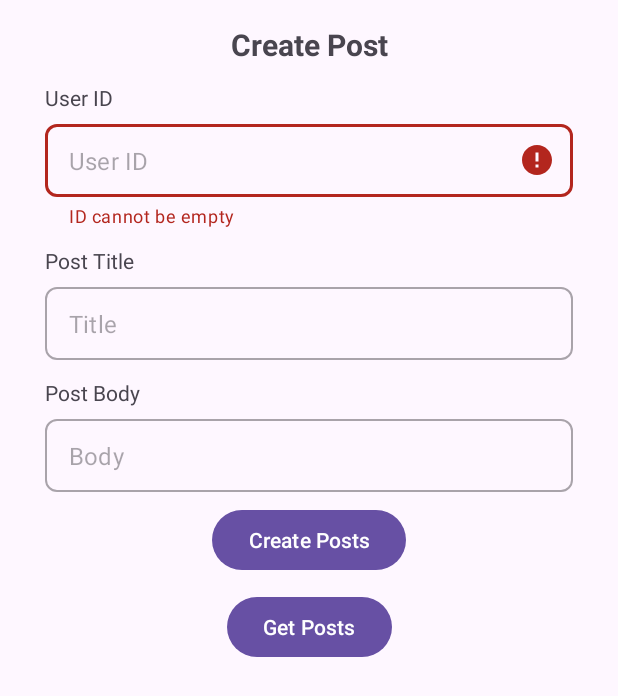
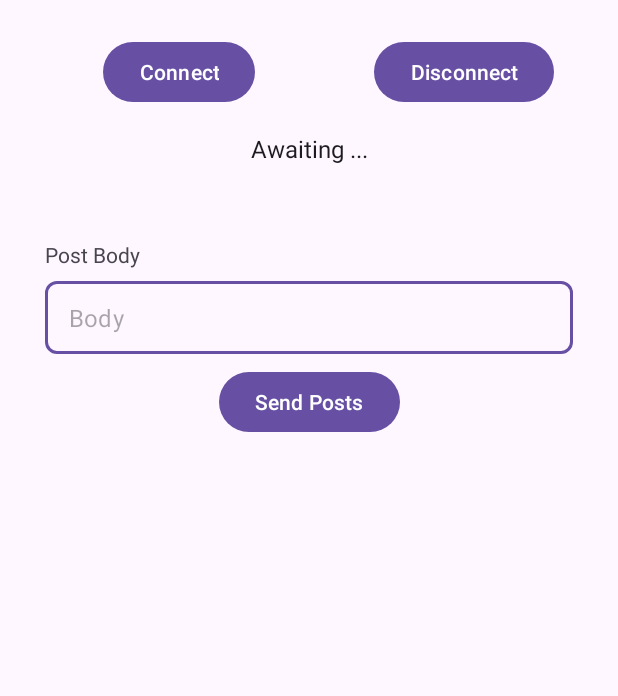
Before and after one commit to J-cart/KtorClient, an Android app: the CreatePostActivity screen opened directly, with no data from a screen before it, after a tap on "Get Posts", on a phone screen of 412 x 824 dp. Shown: the top 696 px of the screen. Run offline under Robolectric (Android 15) with nearby library versions, the phone set to English and light mode, and no system bars; 1 statement that could not run was skipped.

Commit message:
impl okhttp websocket for Socket bay and coinbase ...

```diff
--- a/app/src/main/AndroidManifest.xml
+++ b/app/src/main/AndroidManifest.xml
@@ -15,6 +15,9 @@
         android:theme="@style/Theme.KtorClient"
         tools:targetApi="31">
         <activity
+            android:name=".ui.SocketActivity"
+            android:exported="false" />
+        <activity
             android:name=".ui.CreatePostActivity"
             android:exported="false" />
         <activity
--- /dev/null
+++ b/app/src/main/java/com/tutorials/ktorclient/data/remote/websocket/SocketServiceImpl.kt
@@ -0,0 +1,110 @@
+package com.tutorials.ktorclient.data.remote.websocket
+
+import android.util.Log
+import io.ktor.client.HttpClient
+import io.ktor.client.engine.cio.CIO
+import io.ktor.client.plugins.contentnegotiation.ContentNegotiation
+import io.ktor.client.plugins.defaultRequest
+import io.ktor.client.plugins.logging.LogLevel
+import io.ktor.client.plugins.logging.Logging
+import io.ktor.client.plugins.websocket.DefaultClientWebSocketSession
+import io.ktor.client.plugins.websocket.WebSockets
+import io.ktor.client.plugins.websocket.webSocket
+import io.ktor.http.ContentType
+import io.ktor.http.contentType
+import io.ktor.serialization.kotlinx.KotlinxWebsocketSerializationConverter
+import io.ktor.serialization.kotlinx.json.json
+import io.ktor.websocket.Frame
+import io.ktor.websocket.closeExceptionally
+import io.ktor.websocket.readText
+import kotlinx.coroutines.flow.Flow
+import kotlinx.coroutines.flow.filter
+import kotlinx.coroutines.flow.flow
+import kotlinx.coroutines.flow.map
+import kotlinx.coroutines.flow.receiveAsFlow
+import kotlinx.coroutines.isActive
+import kotlinx.serialization.json.Json
+
+class SocketServiceImpl {
+    private val SOCKETBAY_URL = "wss://socketsbay.com/wss/v2/1/demo/"
+    private var coinSocket: DefaultClientWebSocketSession? = null
+    private val api: HttpClient = HttpClient(CIO) {
+        install(Logging) {
+            level = LogLevel.ALL
+        }
+
+        install(WebSockets) {
+            contentConverter = KotlinxWebsocketSerializationConverter(Json)
+        }
+
+        defaultRequest {
+            contentType(ContentType.Application.Json)
+        }
+
+        install(ContentNegotiation) {
+            json(
+                Json {
+                    ignoreUnknownKeys = true
+                    isLenient = true
+                }
+            )
+        }
+
+    }
+
+
+    suspend fun connectToSocket(onConnect:suspend () -> Unit) {
+        try {
+            api.webSocket(SOCKETBAY_URL) {
+                if (isActive) {
+                    coinSocket = this
+                    onConnect()
+                    Log.d("JOEKTORCLIENT", "Success Connecting Socket")
+                }
+                Log.d("JOEKTORCLIENT", "Error 1 to Connecting Socket")
+            }
+        } catch (e: Exception) {
+            Log.d("JOEKTORCLIENT", "Error Connecting Socket: $e")
+        }
+    }
+
+
+    suspend fun sendToSocket(text:String) {
+        try {
+            coinSocket?.let { cs ->
+                if (cs.isActive) {
+                    cs.send(Frame.Text(text))
+                    Log.d("JOEKTORCLIENT", "Success Sending Socket")
+                }
+            }
+        } catch (e: Exception) {
+            Log.d("JOEKTORCLIENT", "Error Subscribing Socket: $e")
+        }
+    }
+
+     fun receiveIncomingData(): Flow<String> =
+        try {
+            coinSocket?.let { cs ->
+                if (!cs.isActive){
+                    return@let flow { "NOT ACTIVE" }
+                }
+                Log.d("JOEKTORCLIENT", "Success Subscribing Socket")
+                cs.incoming.receiveAsFlow().filter { it is Frame.Text }
+                    .map {
+                       val text = (it as Frame.Text).readText()
+                        Json.decodeFromString(text)
+                    }
+            } ?: flow { "Nullable error" }
+        } catch (e: Exception) {
+            Log.d("JOEKTORCLIENT", "Error receiving message: $e")
+            flow { "BIG ERROR: Some error: ${e.message}" }
+        }
+
+    suspend fun closeSocket() {
+        try {
+            coinSocket?.closeExceptionally(Exception("Done with usage or something"))
+        } catch (e: Exception) {
+            Log.d("JOEKTORCLIENT", "Error Closing Socket: $e")
+        }
+    }
+}
--- a/app/src/main/java/com/tutorials/ktorclient/ui/CreatePostActivity.kt
+++ b/app/src/main/java/com/tutorials/ktorclient/ui/CreatePostActivity.kt
@@ -1,5 +1,6 @@
 package com.tutorials.ktorclient.ui
 
+import android.content.Intent
 import android.os.Bundle
 import android.widget.Toast
 import androidx.appcompat.app.AppCompatActivity
@@ -24,7 +25,9 @@ class CreatePostActivity : AppCompatActivity() {
             createPost()
         }
         binding.getPostBtn.setOnClickListener {
-            getPost(false)
+            Intent(this@CreatePostActivity, SocketActivity::class.java).apply {
+                startActivity(this)
+            }
         }
 
     }
--- /dev/null
+++ b/app/src/main/java/com/tutorials/ktorclient/ui/SocketActivity.kt
@@ -0,0 +1,143 @@
+package com.tutorials.ktorclient.ui
+
+import android.os.Bundle
+import androidx.appcompat.app.AppCompatActivity
+import androidx.lifecycle.lifecycleScope
+import com.google.gson.Gson
+import com.tutorials.ktorclient.data.remote.websocket.OkhttpWebSocket
+import com.tutorials.ktorclient.data.remote.websocket.SocketServiceImpl
+import com.tutorials.ktorclient.data.remote.websocket.helper.Crypto
+import com.tutorials.ktorclient.data.remote.websocket.model.Subscribe
+import com.tutorials.ktorclient.databinding.ActivitySocketBinding
+import kotlinx.coroutines.launch
+import okhttp3.OkHttpClient
+import okhttp3.Request
+import okhttp3.WebSocket
+
+class SocketActivity : AppCompatActivity() {
+    private val SOCKETBAY_URL = "wss://socketsbay.com/wss/v2/1/demo/"
+    private val COINBASE_URL = "wss://ws-feed.pro.coinbase.com"
+    private lateinit var binding: ActivitySocketBinding
+//    private val socketService = CoinbaseServiceImpl()
+    private val socketService = SocketServiceImpl()
+    private lateinit var webSocket:WebSocket
+    override fun onCreate(savedInstanceState: Bundle?) {
+        super.onCreate(savedInstanceState)
+        binding = ActivitySocketBinding.inflate(layoutInflater)
+        setContentView(binding.root)
+
+
+        val client = OkHttpClient()
+        val request = Request.Builder()
+            .url(COINBASE_URL)
+            .build()
+        val listener = OkhttpWebSocket()
+        binding.connectBtn.setOnClickListener {
+            webSocket = client.newWebSocket(request,listener)
+        }
+
+        binding.sendPostBtn.setOnClickListener {
+
+           val data = Subscribe(
+                "subscribe",
+                Crypto.values().map { it.id },
+                listOf("ticker")
+            )
+
+            val json = Gson().toJson(data)
+
+            lifecycleScope.launch {
+               webSocket.send(json)
+            }
+        }
+
+        binding.disconnectBtn.setOnClickListener {
+            lifecycleScope.launch {
+                webSocket.close(1000,"Close by user")
+            }
+        }
+
+
+       /* OKHTTP SOCKET BAY
+        binding.sendPostBtn.setOnClickListener {
+            val text = binding.bodyEdt.text.toString().trim()
+            if (text.isEmpty()){
+                return@setOnClickListener
+            }
+
+            lifecycleScope.launch {
+               webSocket.send(text)
+            }
+        }
+
+        binding.disconnectBtn.setOnClickListener {
+            lifecycleScope.launch {
+                webSocket.close(1000,"Close by user")
+            }
+        }*/
+
+        observeResultsFlow(listener)
+
+
+
+      /* KTOR  COINBASE
+      binding.connectBtn.setOnClickListener {
+            lifecycleScope.launch {
+                socketService.connectToCoinbase {
+                    socketService.subscribeToCoinbase()
+                    observeResults()
+                }
+            }
+        }
+
+        binding.disconnectBtn.setOnClickListener {
+            lifecycleScope.launch {
+                socketService.closeSocket()
+            }
+        }*/
+
+       /* KTOR SOCKETBAY
+       binding.connectBtn.setOnClickListener {
+            lifecycleScope.launch {
+                socketService.connectToSocket {
+                    observeResults()
+                }
+            }
+        }
+
+        binding.disconnectBtn.setOnClickListener {
+            lifecycleScope.launch {
+                socketService.closeSocket()
+            }
+        }
+
+        binding.sendPostBtn.setOnClickListener {
+            val text = binding.bodyEdt.text.toString().trim()
+            if (text.isEmpty()){
+                return@setOnClickListener
+            }
+
+            lifecycleScope.launch {
+                socketService.sendToSocket(text)
+            }
+        }*/
+    }
+
+    private fun observeResults() {
+        lifecycleScope.launch {
+            socketService.receiveIncomingData().collect {
+                binding.resultText.text = it
+            }
+        }
+
+    }
+     private fun observeResultsFlow(listener: OkhttpWebSocket) {
+        lifecycleScope.launch {
+            listener.resultFlow.collect {
+                binding.resultText.text = it
+            }
+        }
+
+    }
+
+}
--- /dev/null
+++ b/app/src/main/res/layout/activity_socket.xml
@@ -0,0 +1,124 @@
+<?xml version="1.0" encoding="utf-8"?>
+<ScrollView xmlns:android="http://schemas.android.com/apk/res/android"
+    xmlns:app="http://schemas.android.com/apk/res-auto"
+    xmlns:tools="http://schemas.android.com/tools"
+    android:layout_width="match_parent"
+    android:layout_height="match_parent"
+    android:clipChildren="false"
+    tools:context=".ui.SocketActivity">
+
+    <androidx.constraintlayout.widget.ConstraintLayout
+        android:layout_width="match_parent"
+        android:layout_height="match_parent">
+
+
+        <com.google.android.material.button.MaterialButton
+            android:id="@+id/connect_btn"
+            android:layout_width="wrap_content"
+            android:layout_height="wrap_content"
+            android:layout_marginStart="32dp"
+            android:layout_marginTop="24dp"
+            android:text="Connect"
+            app:layout_constraintEnd_toStartOf="@+id/guideline"
+            app:layout_constraintStart_toStartOf="parent"
+            app:layout_constraintTop_toTopOf="parent" />
+
+        <com.google.android.material.button.MaterialButton
+            android:id="@+id/disconnect_btn"
+            android:layout_width="wrap_content"
+            android:layout_height="wrap_content"
+            android:layout_marginTop="24dp"
+            android:text="Disconnect"
+            app:layout_constraintEnd_toEndOf="parent"
+            app:layout_constraintStart_toStartOf="@+id/guideline"
+            app:layout_constraintTop_toTopOf="parent" />
+
+        <com.google.android.material.textview.MaterialTextView
+            android:id="@+id/result_text"
+            android:layout_width="0dp"
+            android:layout_height="wrap_content"
+            android:layout_marginStart="16dp"
+            android:layout_marginTop="16dp"
+            android:layout_marginEnd="16dp"
+            android:text="Coinbase websocket result"
+            android:textAlignment="center"
+            android:textColor="?attr/colorOnSurface"
+            android:textSize="16sp"
+            app:layout_constraintEnd_toEndOf="parent"
+            app:layout_constraintStart_toStartOf="parent"
+            app:layout_constraintTop_toBottomOf="@+id/connect_btn" />
+
+        <com.google.android.material.textview.MaterialTextView
+            android:id="@+id/error_text"
+            android:layout_width="0dp"
+            android:layout_height="wrap_content"
+            android:layout_marginStart="16dp"
+            android:layout_marginTop="16dp"
+            android:layout_marginEnd="16dp"
+            android:text="Coinbase websocket result"
+            android:textAlignment="center"
+            android:textColor="?attr/colorOnSurface"
+            android:textSize="16sp"
+            android:visibility="invisible"
+            app:layout_constraintEnd_toEndOf="parent"
+            app:layout_constraintStart_toStartOf="parent"
+            app:layout_constraintTop_toBottomOf="@+id/result_text" />
+
+        <com.google.android.material.textview.MaterialTextView
+            android:id="@+id/body_holder"
+            android:layout_width="wrap_content"
+            android:layout_height="wrap_content"
+            android:layout_marginStart="30dp"
+            android:layout_marginTop="12dp"
+            android:text="Post Body"
+            app:layout_constraintStart_toStartOf="parent"
+            app:layout_constraintTop_toBottomOf="@+id/error_text" />
+
+        <com.google.android.material.textfield.TextInputLayout
+            android:id="@+id/bodyBox"
+            style="@style/Widget.MaterialComponents.TextInputLayout.OutlinedBox.Dense"
+            android:layout_width="0dp"
+            android:layout_height="wrap_content"
+            android:layout_marginStart="30dp"
+            android:layout_marginTop="8dp"
+            android:layout_marginEnd="30dp"
+            app:boxCornerRadiusBottomEnd="8dp"
+            app:boxCornerRadiusBottomStart="8dp"
+            app:boxCornerRadiusTopEnd="8dp"
+            app:boxCornerRadiusTopStart="8dp"
+            app:hintEnabled="false"
+            app:layout_constraintEnd_toEndOf="parent"
+            app:layout_constraintStart_toStartOf="parent"
+            app:layout_constraintTop_toBottomOf="@+id/body_holder">
+
+            <com.google.android.material.textfield.TextInputEditText
+                android:id="@+id/body_edt"
+                android:layout_width="match_parent"
+                android:layout_height="match_parent"
+                android:hint="Body"
+                android:maxLines="1"
+                android:inputType="text" />
+
+        </com.google.android.material.textfield.TextInputLayout>
+
+        <com.google.android.material.button.MaterialButton
+            android:id="@+id/send_post_btn"
+            android:layout_width="wrap_content"
+            android:layout_height="wrap_content"
+            android:layout_marginTop="8dp"
+            android:text="Send Posts"
+            app:layout_constraintEnd_toEndOf="parent"
+            app:layout_constraintStart_toStartOf="parent"
+            app:layout_constraintTop_toBottomOf="@+id/bodyBox" />
+
+
+        <androidx.constraintlayout.widget.Guideline
+            android:id="@+id/guideline"
+            android:layout_width="wrap_content"
+            android:layout_height="wrap_content"
+            android:orientation="vertical"
+            app:layout_constraintGuide_percent="0.5" />
+
+    </androidx.constraintlayout.widget.ConstraintLayout>
+
+</ScrollView>
```
Also changed, not shown: app/build.gradle (+16 -1 lines), app/src/main/java/com/tutorials/ktorclient/data/remote/websocket/CoinbaseServiceImpl.kt (added, +115 -0 lines), app/src/main/java/com/tutorials/ktorclient/data/remote/websocket/OkhttpWebSocket.kt (added, +45 -0 lines), app/src/main/java/com/tutorials/ktorclient/data/remote/websocket/helper/Crypto.kt (added, +42 -0 lines), app/src/main/java/com/tutorials/ktorclient/data/remote/websocket/model/Subscribe.kt (added, +14 -0 lines), app/src/main/java/com/tutorials/ktorclient/data/remote/websocket/model/Ticker.kt (added, +10 -0 lines).
